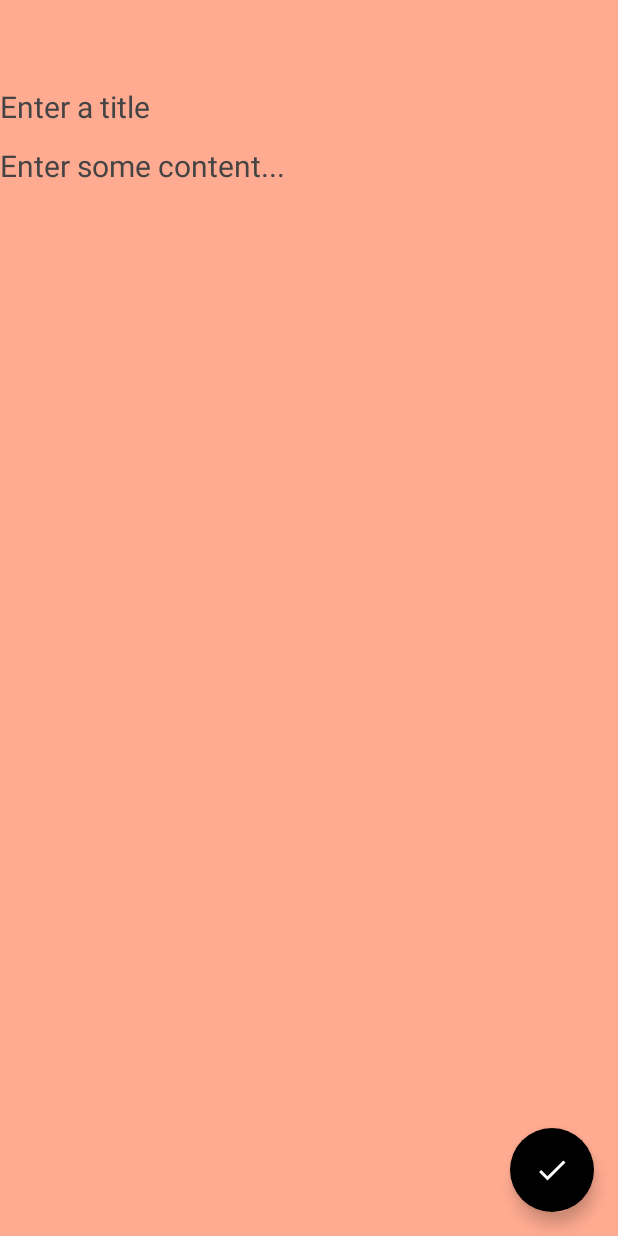
After one commit to asgharas/KMMNotes, an Android app built with Jetpack Compose: the composable NoteDetailScreen called with empty values, on a phone screen of 412 x 824 dp. The commit adds this screen. Run offline under Robolectric (Android 15) with nearby library versions, the phone set to English and light mode, and no system bars; our stand-ins replace Dagger/Hilt's generated code; 1 statement that could not run was skipped.

Commit message:
- Completed Android App - Started Work on iOS App

```diff
--- a/androidApp/src/main/AndroidManifest.xml
+++ b/androidApp/src/main/AndroidManifest.xml
@@ -2,11 +2,13 @@
 <manifest xmlns:android="http://schemas.android.com/apk/res/android">
 
     <application
+        android:name=".NoteApp"
         android:allowBackup="false"
         android:supportsRtl="true"
         android:theme="@style/AppTheme">
         <activity
             android:name=".MainActivity"
+            android:windowSoftInputMode="adjustResize"
             android:exported="true">
             <intent-filter>
                 <action android:name="android.intent.action.MAIN" />
--- /dev/null
+++ b/androidApp/src/main/java/com/asgharas/kmmnotes/android/note_detail/NoteDetailScreen.kt
@@ -0,0 +1,87 @@
+package com.asgharas.kmmnotes.android.note_detail
+
+import androidx.compose.foundation.background
+import androidx.compose.foundation.layout.Column
+import androidx.compose.foundation.layout.Spacer
+import androidx.compose.foundation.layout.fillMaxSize
+import androidx.compose.foundation.layout.height
+import androidx.compose.foundation.layout.padding
+import androidx.compose.material.FloatingActionButton
+import androidx.compose.material.Icon
+import androidx.compose.material.Scaffold
+import androidx.compose.material.icons.Icons
+import androidx.compose.material.icons.filled.Check
+import androidx.compose.runtime.Composable
+import androidx.compose.runtime.LaunchedEffect
+import androidx.compose.runtime.collectAsState
+import androidx.compose.runtime.getValue
+import androidx.compose.ui.Modifier
+import androidx.compose.ui.graphics.Color
+import androidx.compose.ui.text.TextStyle
+import androidx.compose.ui.unit.dp
+import androidx.compose.ui.unit.sp
+import androidx.hilt.navigation.compose.hiltViewModel
+import androidx.navigation.NavController
+
+@Composable
+fun NoteDetailScreen(
+    noteId: Long,
+    navController: NavController,
+    viewModel: NoteDetailViewModel = hiltViewModel()
+) {
+    val state by viewModel.state.collectAsState()
+    val hasNoteBeenSaved by viewModel.hasNoteBeenSaved.collectAsState()
+
+    LaunchedEffect(key1 = hasNoteBeenSaved) {
+        if(hasNoteBeenSaved) {
+            navController.popBackStack()
+        }
+    }
+
+    Scaffold(
+        floatingActionButton = {
+            FloatingActionButton(
+                onClick = viewModel::saveNote,
+                backgroundColor = Color.Black
+            ) {
+                Icon(
+                    imageVector = Icons.Default.Check,
+                    contentDescription = "Save Note",
+                    tint = Color.White
+                )
+            }
+        }
+    ) { padding->
+        Column(
+            modifier = Modifier
+                .background(Color(state.noteColor))
+                .fillMaxSize()
+                .padding(padding)
+                .padding(top = 60.dp)
+        ) {
+            TransparentHintTextField(
+                text = state.noteTitle,
+                hint = "Enter a title",
+                isHintVisible = state.isNoteTitleHintVisible,
+                onValueChanged = viewModel::onNoteTitleChanged,
+                onFocusChanged = { viewModel.onNoteTitleFocusChanged(it.isFocused) },
+                singleLine = true,
+                textStyle = TextStyle(fontSize = 20.sp)
+            )
+            Spacer(modifier = Modifier.height(16.dp))
+            TransparentHintTextField(
+                text = state.noteContent,
+                hint = "Enter some content...",
+                isHintVisible = state.isNoteContentHintVisible,
+                onValueChanged = viewModel::onNoteContentChanged,
+                onFocusChanged = { viewModel.onNoteContentFocusChanged(it.isFocused) },
+                singleLine = false,
+                textStyle = TextStyle(fontSize = 20.sp),
+                modifier = Modifier.weight(1f)
+            )
+
+        }
+
+    }
+
+}
--- /dev/null
+++ b/androidApp/src/main/java/com/asgharas/kmmnotes/android/note_detail/NoteDetailState.kt
@@ -0,0 +1,9 @@
+package com.asgharas.kmmnotes.android.note_detail
+
+data class NoteDetailState(
+    val noteTitle: String = "",
+    val isNoteTitleHintVisible: Boolean = false,
+    val noteContent: String = "",
+    val isNoteContentHintVisible: Boolean = false,
+    val noteColor: Long = 0xFFFFFF
+)
--- /dev/null
+++ b/androidApp/src/main/java/com/asgharas/kmmnotes/android/note_detail/NoteDetailViewModel.kt
@@ -0,0 +1,100 @@
+package com.asgharas.kmmnotes.android.note_detail
+
+import android.util.Log
+import androidx.lifecycle.SavedStateHandle
+import androidx.lifecycle.ViewModel
+import androidx.lifecycle.viewModelScope
+import com.asgharas.kmmnotes.domain.note.Note
+import com.asgharas.kmmnotes.domain.note.NoteDataSource
+import com.asgharas.kmmnotes.domain.time.DateTimeUtil
+import dagger.hilt.android.lifecycle.HiltViewModel
+import kotlinx.coroutines.flow.MutableStateFlow
+import kotlinx.coroutines.flow.SharingStarted
+import kotlinx.coroutines.flow.asStateFlow
+import kotlinx.coroutines.flow.combine
+import kotlinx.coroutines.flow.stateIn
+import kotlinx.coroutines.launch
+import javax.inject.Inject
+
+@HiltViewModel
+class NoteDetailViewModel @Inject constructor(
+    private val noteDataSource: NoteDataSource,
+    private val savedStateHandle: SavedStateHandle
+) : ViewModel() {
+    private val noteTitle = savedStateHandle.getStateFlow("noteTitle", "")
+    private val isNoteTitleFocused = savedStateHandle.getStateFlow("isNoteTitleFocused", false)
+    private val noteContent = savedStateHandle.getStateFlow("noteContent", "")
+    private val isNoteContentFocused = savedStateHandle.getStateFlow("isNoteContentFocused", false)
+    private val noteColor = savedStateHandle.getStateFlow(
+        "noteColor",
+        Note.generateRandomColor()
+    )
+
+    val state = combine(
+        noteTitle,
+        isNoteTitleFocused,
+        noteContent,
+        isNoteContentFocused,
+        noteColor
+    ) { noteTitle, isNoteTitleFocused, noteContent, isNoteContentFocused, noteColor ->
+        NoteDetailState(
+            noteTitle = noteTitle,
+            isNoteTitleHintVisible = noteTitle.isEmpty() && isNoteTitleFocused.not(),
+            noteContent = noteContent,
+            isNoteContentHintVisible = noteContent.isEmpty() && isNoteContentFocused.not(),
+            noteColor = noteColor
+        )
+    }.stateIn(viewModelScope, SharingStarted.WhileSubscribed(5000), NoteDetailState())
+
+    private var _hasNoteBeenSaved = MutableStateFlow(false)
+    val hasNoteBeenSaved = _hasNoteBeenSaved.asStateFlow()
+
+    private var existingNoteId: Long? = null
+
+    init {
+        savedStateHandle.get<Long>("noteId")?.let { noteId ->
+            Log.d("NoteDetailViewModel", ": $noteId")
+
+            if(noteId == -1L) {
+                return@let
+            }
+            existingNoteId = noteId
+            viewModelScope.launch {
+                noteDataSource.getNoteById(noteId)?.let { note ->
+                    savedStateHandle["noteTitle"] = note.title
+                    savedStateHandle["noteContent"] = note.content
+                    savedStateHandle["noteColor"] = note.colorHex
+                }
+            }
+        }
+    }
+
+    fun onNoteTitleChanged(title: String) {
+        savedStateHandle["noteTitle"] = title
+    }
+    fun onNoteContentChanged(content: String) {
+        savedStateHandle["noteContent"] = content
+    }
+    fun onNoteTitleFocusChanged(focused: Boolean) {
+        savedStateHandle["isNoteTitleFocused"] = focused
+    }
+    fun onNoteContentFocusChanged(focused: Boolean) {
+        savedStateHandle["isNoteContentFocused"] = focused
+    }
+
+    fun saveNote() {
+        viewModelScope.launch {
+            noteDataSource.insertNote(
+                Note(
+                    id = existingNoteId,
+                    title = noteTitle.value,
+                    content = noteContent.value,
+                    colorHex = noteColor.value,
+                    created = DateTimeUtil.now()
+                )
+            )
+            _hasNoteBeenSaved.value = true
+        }
+    }
+
+}
--- /dev/null
+++ b/androidApp/src/main/java/com/asgharas/kmmnotes/android/note_detail/TransparentHintTextField.kt
@@ -0,0 +1,46 @@
+package com.asgharas.kmmnotes.android.note_detail
+
+import androidx.compose.foundation.layout.Box
+import androidx.compose.foundation.layout.fillMaxWidth
+import androidx.compose.foundation.text.BasicTextField
+import androidx.compose.material.Text
+import androidx.compose.runtime.Composable
+import androidx.compose.ui.Modifier
+import androidx.compose.ui.focus.FocusState
+import androidx.compose.ui.focus.onFocusChanged
+import androidx.compose.ui.graphics.Color
+import androidx.compose.ui.text.TextStyle
+
+@Composable
+fun TransparentHintTextField(
+    text: String,
+    hint: String,
+    isHintVisible: Boolean,
+    onValueChanged: (String) -> Unit,
+    modifier: Modifier = Modifier,
+    textStyle: TextStyle = TextStyle(),
+    singleLine: Boolean = false,
+    onFocusChanged: (FocusState) -> Unit
+) {
+    Box(
+        modifier = modifier
+    ) {
+        BasicTextField(
+            value = text,
+            onValueChange = onValueChanged,
+            singleLine = singleLine,
+            textStyle = textStyle,
+            modifier = Modifier
+                .fillMaxWidth()
+                .onFocusChanged { onFocusChanged(it) }
+        )
+
+        if(isHintVisible) {
+            Text(
+                text = hint,
+                style = textStyle,
+                color = Color.DarkGray
+            )
+        }
+    }
+}
--- a/build.gradle.kts
+++ b/build.gradle.kts
@@ -14,7 +14,7 @@ buildscript {
     }
     dependencies {
         classpath("com.squareup.sqldelight:gradle-plugin:1.5.5")
-        classpath("com.google.dagger:hilt-android-gradle-plugin:2.42")
+        classpath("com.google.dagger:hilt-android-gradle-plugin:2.45")
     }
 }
 
```
Also changed, not shown: androidApp/build.gradle.kts (+4 -3 lines), androidApp/src/main/java/com/asgharas/kmmnotes/android/MainActivity.kt (+31 -22 lines), androidApp/src/main/java/com/asgharas/kmmnotes/android/NoteApp.kt (added, +8 -0 lines), androidApp/src/main/java/com/asgharas/kmmnotes/android/di/AppModule.kt (added, +30 -0 lines), androidApp/src/main/java/com/asgharas/kmmnotes/android/note_list/NoteListScreen.kt (+69 -2 lines), androidApp/src/main/java/com/asgharas/kmmnotes/android/note_list/NoteListViewModel.kt (+12 -0 lines), 5 other files.
